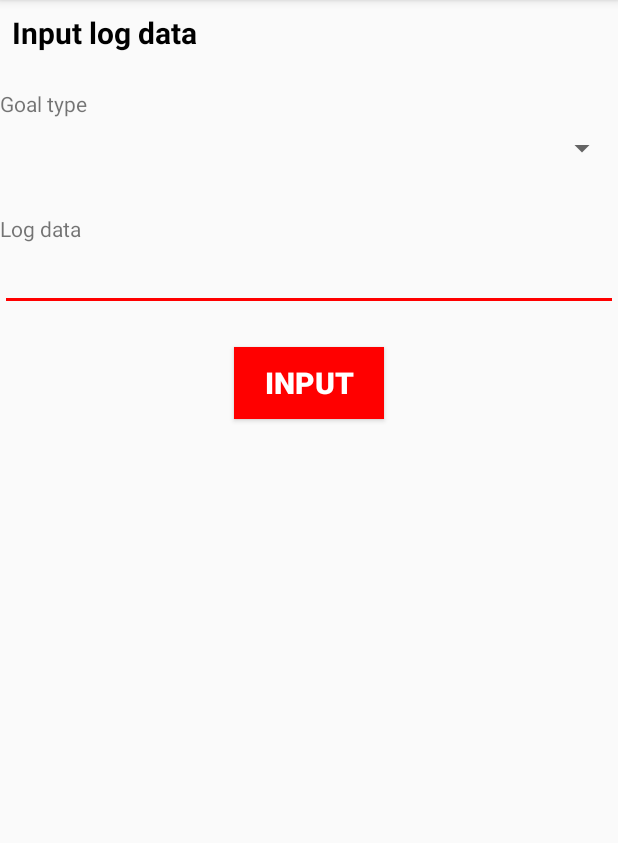
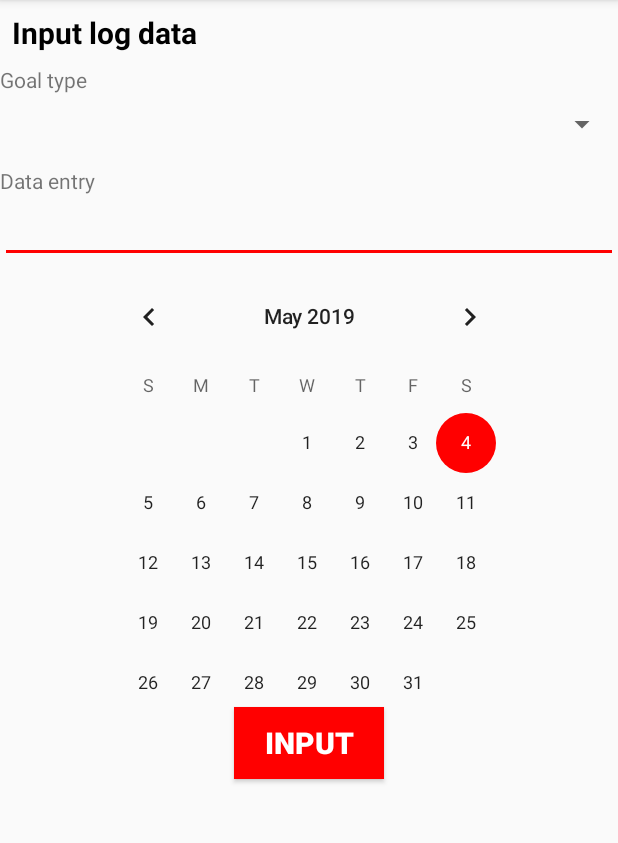
Before and after one commit to rr016/HealthOut, an Android app: the InputLogActivity screen opened directly, with no data from a screen before it, on a phone screen of 412 x 824 dp, the part 84-927 px from its top. Run offline under Robolectric (Android 15) with nearby library versions, the phone set to English and light mode, and no system bars; 2 statements that could not run were skipped.

Commit message:
Calender added

```diff
--- a/app/src/main/java/com/example/android/healthout/InputLogActivity.java
+++ b/app/src/main/java/com/example/android/healthout/InputLogActivity.java
@@ -11,6 +11,7 @@ import android.view.MenuItem;
 import android.view.View;
 import android.widget.ArrayAdapter;
 import android.widget.Button;
+import android.widget.CalendarView;
 import android.widget.EditText;
 import android.widget.Spinner;
 import android.widget.Toast;
@@ -26,6 +27,7 @@ public class InputLogActivity extends AppCompatActivity {
     Spinner goalTypeSpinner;
     EditText logEditText;
     Button inputButton;
+    CalendarView calendarView;
 
     @Override
     public void onCreate(Bundle savedInstanceState) {
@@ -41,6 +43,7 @@ public class InputLogActivity extends AppCompatActivity {
         goalTypeSpinner = findViewById(R.id.spinner_goal_type_log);
         logEditText = findViewById(R.id.editText_log_data);
         inputButton = findViewById(R.id.button_input);
+        calendarView = findViewById(R.id.calendar);
 
         loadGoalTypeSpinnerData();
 
--- a/app/src/main/res/layout/activity_input_log.xml
+++ b/app/src/main/res/layout/activity_input_log.xml
@@ -24,7 +24,7 @@
         android:id="@+id/linearLayout2"
         android:layout_width="match_parent"
         android:layout_height="wrap_content"
-        android:layout_marginTop="24dp"
+        android:layout_marginTop="8dp"
         android:orientation="vertical"
         app:layout_constraintEnd_toEndOf="parent"
         app:layout_constraintStart_toStartOf="parent"
@@ -47,7 +47,7 @@
         android:id="@+id/linearLayout3"
         android:layout_width="match_parent"
         android:layout_height="wrap_content"
-        android:layout_marginTop="24dp"
+        android:layout_marginTop="8dp"
         android:orientation="vertical"
         app:layout_constraintEnd_toEndOf="parent"
         app:layout_constraintStart_toStartOf="parent"
@@ -57,7 +57,7 @@
             android:id="@+id/textView7"
             android:layout_width="match_parent"
             android:layout_height="wrap_content"
-            android:text="Log data" />
+            android:text="Data entry" />
 
         <EditText
             android:id="@+id/editText_log_data"
@@ -69,11 +69,20 @@
 
     </LinearLayout>
 
+    <CalendarView
+        android:id="@+id/calendar"
+        android:layout_width="290dp"
+        android:layout_height="286dp"
+        android:layout_marginTop="2dp"
+        app:layout_constraintEnd_toEndOf="parent"
+        app:layout_constraintStart_toStartOf="parent"
+        app:layout_constraintTop_toBottomOf="@+id/linearLayout3" />
+
     <Button
         android:id="@+id/button_input"
         android:layout_width="100dp"
         android:layout_height="wrap_content"
-        android:layout_marginTop="24dp"
+        android:layout_marginTop="8dp"
         android:background="@color/colorRed"
         android:text="Input"
         android:textColor="@color/colorWhite"
@@ -81,6 +90,6 @@
         android:textStyle="bold"
         app:layout_constraintEnd_toEndOf="parent"
         app:layout_constraintStart_toStartOf="parent"
-        app:layout_constraintTop_toBottomOf="@+id/linearLayout3" />
+        app:layout_constraintTop_toBottomOf="@+id/calendar" />
 
 </android.support.constraint.ConstraintLayout>
--- a/app/src/main/res/layout/activity_main_menu.xml
+++ b/app/src/main/res/layout/activity_main_menu.xml
@@ -65,7 +65,7 @@
         android:background="@color/colorGrey"
         android:fontFamily="Arial"
         android:text="Register Apps"
-        android:textColor="@color/colorBlack"
+        android:textColor="@color/colorWhite"
         android:textSize="20dp"
         android:textStyle="bold"
         app:layout_constraintBottom_toBottomOf="parent"
```
